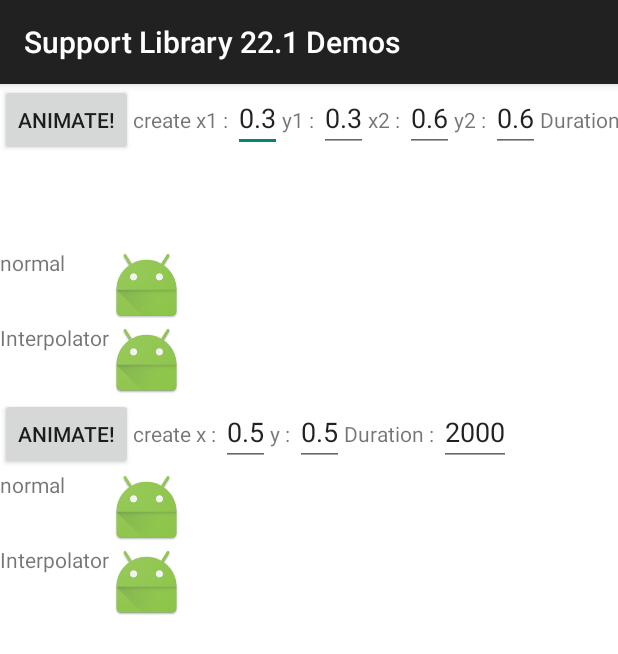
After one commit to SunChulBaek-2/demos_SupportLibrary, an Android app: the fragment SupportV4PathInterpolatorCompatFragment shown on its own in the app's theme, on a phone screen of 412 x 824 dp. The commit adds this screen. Shown: the top 654 px of the screen. Run offline under Robolectric (Android 15) with nearby library versions, the phone set to English and light mode, and no system bars.

Commit message:
support v4 PathInterpolatorCompat

```diff
--- a/app/src/main/java/kr/pe/ssun/supportlibrary221demos/DemoCategories.java
+++ b/app/src/main/java/kr/pe/ssun/supportlibrary221demos/DemoCategories.java
@@ -8,7 +8,7 @@ public enum DemoCategories {
 	SupportV4DrawableCompat("Support V4 : DrawableCompat"),
 	SupportV4Palette("Support V4 : Palette (not implemented yet)"),
 	SupportV4PrebuiltInterpolators("Support V4 : Prebuilt Interpolators"),
-	SupportV4PathInterpolatorCompat("Support V4 : PathInterpolatorCompat (not implemented yet)"),
+	SupportV4PathInterpolatorCompat("Support V4 : PathInterpolatorCompat"),
 	SupportV4Space("Support V4 : Space (not implemented yet)"),
 	// AppCompat
 	AppCompatActivity("AppCompat : AppCompatActivity (not implemented yet)"),
--- a/app/src/main/java/kr/pe/ssun/supportlibrary221demos/MainActivity.java
+++ b/app/src/main/java/kr/pe/ssun/supportlibrary221demos/MainActivity.java
@@ -15,6 +15,7 @@ import com.balysv.materialmenu.MaterialMenuDrawable;
 import java.util.ArrayList;
 
 import kr.pe.ssun.supportlibrary221demos.supportv4.SupportV4DrawableCompatFragment;
+import kr.pe.ssun.supportlibrary221demos.supportv4.SupportV4PathInterpolatorCompatFragment;
 import kr.pe.ssun.supportlibrary221demos.supportv4.SupportV4PrebuiltInterpolatorsFragment;
 
 import static com.balysv.materialmenu.MaterialMenuDrawable.DEFAULT_PRESSED_DURATION;
@@ -102,6 +103,9 @@ public class MainActivity extends FragmentActivity
 		} else if (position == DemoCategories.SupportV4PrebuiltInterpolators.ordinal()) {
                   fragment = new SupportV4PrebuiltInterpolatorsFragment();
                   tag = SupportV4PrebuiltInterpolatorsFragment.TAG;
+                } else if (position == DemoCategories.SupportV4PathInterpolatorCompat.ordinal()) {
+                  fragment = new SupportV4PathInterpolatorCompatFragment();
+                  tag = SupportV4PathInterpolatorCompatFragment.TAG;
                 }
 
 		if(fragment != null) {
--- /dev/null
+++ b/app/src/main/java/kr/pe/ssun/supportlibrary221demos/supportv4/SupportV4PathInterpolatorCompatFragment.java
@@ -0,0 +1,91 @@
+package kr.pe.ssun.supportlibrary221demos.supportv4;
+
+import android.os.Bundle;
+import android.support.v4.app.Fragment;
+import android.support.v4.view.animation.PathInterpolatorCompat;
+import android.view.LayoutInflater;
+import android.view.View;
+import android.view.ViewGroup;
+import android.view.animation.Animation;
+import android.view.animation.AnimationUtils;
+import android.view.animation.Interpolator;
+import android.widget.Button;
+import android.widget.EditText;
+import android.widget.ImageView;
+
+import kr.pe.ssun.supportlibrary221demos.R;
+
+/**
+ * Created by x1210x on 15. 4. 26..
+ */
+public class SupportV4PathInterpolatorCompatFragment extends Fragment {
+  public static final String TAG = SupportV4PathInterpolatorCompatFragment.class.toString();
+
+  @Override
+  public View onCreateView(LayoutInflater inflater, ViewGroup container,
+                           final Bundle savedInstanceState) {
+    View rootView = inflater.inflate(R.layout.fragment_support_v4_path_interpolator, container, false);
+
+    // create from path
+
+    // create from x1, y1, x2, y2
+    Button btnCreate1 = (Button)rootView.findViewById(R.id.btnCreate1);
+    final EditText etDuration1 = (EditText)rootView.findViewById(R.id.etDuration1);
+    final EditText etX1 = (EditText)rootView.findViewById(R.id.etX1);
+    final EditText etY1 = (EditText)rootView.findViewById(R.id.etY1);
+    final EditText etX2 = (EditText)rootView.findViewById(R.id.etX2);
+    final EditText etY2 = (EditText)rootView.findViewById(R.id.etY2);
+    final ImageView ivNormal1 = (ImageView)rootView.findViewById(R.id.ivNormal1);
+    final ImageView ivCreate1 = (ImageView)rootView.findViewById(R.id.ivCreate1);
+
+    // create from x, y
+    Button btnCreate2 = (Button)rootView.findViewById(R.id.btnCreate2);
+    final EditText etDuration2 = (EditText)rootView.findViewById(R.id.etDuration2);
+    final EditText etX = (EditText)rootView.findViewById(R.id.etX);
+    final EditText etY = (EditText)rootView.findViewById(R.id.etY);
+    final ImageView ivNormal2 = (ImageView)rootView.findViewById(R.id.ivNormal2);
+    final ImageView ivCreate2 = (ImageView)rootView.findViewById(R.id.ivCreate2);
+
+    btnCreate1.setOnClickListener(new View.OnClickListener() {
+      @Override
+      public void onClick(View v) {
+        Animation normal = AnimationUtils.loadAnimation(getActivity(), R.anim.support_v4_interpolators);
+        normal.setDuration(Long.valueOf(etDuration1.getText().toString()));
+
+        Animation animation = AnimationUtils.loadAnimation(getActivity(), R.anim.support_v4_interpolators);
+        animation.setDuration(Long.valueOf(etDuration1.getText().toString()));
+        Interpolator interpolator = PathInterpolatorCompat.create(
+            Float.valueOf(etX1.getText().toString()),
+            Float.valueOf(etY1.getText().toString()),
+            Float.valueOf(etX2.getText().toString()),
+            Float.valueOf(etY2.getText().toString())
+        );
+        animation.setInterpolator(interpolator);
+
+        ivNormal1.startAnimation(normal);
+        ivCreate1.startAnimation(animation);
+      }
+    });
+
+    btnCreate2.setOnClickListener(new View.OnClickListener() {
+      @Override
+      public void onClick(View v) {
+        Animation normal = AnimationUtils.loadAnimation(getActivity(), R.anim.support_v4_interpolators);
+        normal.setDuration(Long.valueOf(etDuration2.getText().toString()));
+
+        Animation animation = AnimationUtils.loadAnimation(getActivity(), R.anim.support_v4_interpolators);
+        animation.setDuration(Long.valueOf(etDuration2.getText().toString()));
+        Interpolator interpolator = PathInterpolatorCompat.create(
+            Float.valueOf(etX.getText().toString()),
+            Float.valueOf(etY.getText().toString())
+        );
+        animation.setInterpolator(interpolator);
+
+        ivNormal2.startAnimation(normal);
+        ivCreate2.startAnimation(animation);
+      }
+    });
+
+    return rootView;
+  }
+}
--- /dev/null
+++ b/app/src/main/res/layout/fragment_support_v4_path_interpolator.xml
@@ -0,0 +1,205 @@
+<?xml version="1.0" encoding="utf-8"?>
+<LinearLayout xmlns:android="http://schemas.android.com/apk/res/android"
+              android:orientation="vertical"
+              android:layout_width="match_parent"
+              android:layout_height="match_parent"
+              android:background="#ffffff">
+    <LinearLayout
+            android:layout_width="match_parent"
+            android:layout_height="wrap_content"
+            android:orientation="vertical">
+        <LinearLayout
+                android:layout_width="match_parent"
+                android:layout_height="wrap_content"
+                android:orientation="horizontal">
+
+        </LinearLayout>
+    </LinearLayout>
+
+    <LinearLayout
+            android:layout_width="match_parent"
+            android:layout_height="wrap_content"
+            android:orientation="vertical">
+        <LinearLayout
+                android:layout_width="match_parent"
+                android:layout_height="wrap_content"
+                android:orientation="horizontal">
+            <Button
+                    android:id="@+id/btnCreate1"
+                    android:layout_width="wrap_content"
+                    android:layout_height="wrap_content"
+                    android:text="Animate!"/>
+
+            <TextView
+                    android:layout_width="wrap_content"
+                    android:layout_height="wrap_content"
+                    android:text="create x1 : "/>
+            <EditText
+                    android:id="@+id/etX1"
+                    android:layout_width="wrap_content"
+                    android:layout_height="wrap_content"
+                    android:inputType="numberDecimal"
+                    android:text="0.3"/>
+            <TextView
+                    android:layout_width="wrap_content"
+                    android:layout_height="wrap_content"
+                    android:text="y1 : "/>
+            <EditText
+                    android:id="@+id/etY1"
+                    android:layout_width="wrap_content"
+                    android:layout_height="wrap_content"
+                    android:inputType="numberDecimal"
+                    android:text="0.3"/>
+            <TextView
+                    android:layout_width="wrap_content"
+                    android:layout_height="wrap_content"
+                    android:text="x2 : "/>
+            <EditText
+                    android:id="@+id/etX2"
+                    android:layout_width="wrap_content"
+                    android:layout_height="wrap_content"
+                    android:inputType="numberDecimal"
+                    android:text="0.6"/>
+            <TextView
+                    android:layout_width="wrap_content"
+                    android:layout_height="wrap_content"
+                    android:text="y2 : "/>
+            <EditText
+                    android:id="@+id/etY2"
+                    android:layout_width="wrap_content"
+                    android:layout_height="wrap_content"
+                    android:inputType="numberDecimal"
+                    android:text="0.6"/>
+
+            <TextView
+                    android:layout_width="wrap_content"
+                    android:layout_height="wrap_content"
+                    android:inputType="number"
+                    android:text="Duration : "/>
+            <EditText
+                    android:id="@+id/etDuration1"
+                    android:layout_width="wrap_content"
+                    android:layout_height="wrap_content"
+                    android:text="2000"/>
+        </LinearLayout>
+        <LinearLayout
+                android:layout_width="match_parent"
+                android:layout_height="wrap_content"
+                android:orientation="horizontal">
+            <LinearLayout
+                    android:layout_width="wrap_content"
+                    android:layout_height="wrap_content"
+                    android:orientation="vertical">
+                <TextView
+                        android:layout_width="wrap_content"
+                        android:layout_height="50dp"
+                        android:text="normal" />
+                <TextView
+                        android:layout_width="wrap_content"
+                        android:layout_height="50dp"
+                        android:text="Interpolator" />
+            </LinearLayout>
+            <LinearLayout
+                    android:layout_width="0dp"
+                    android:layout_weight="1"
+                    android:layout_height="wrap_content"
+                    android:orientation="vertical">
+                <ImageView
+                        android:id="@+id/ivNormal1"
+                        android:layout_width="50dp"
+                        android:layout_height="50dp"
+                        android:scaleType="fitXY"
+                        android:src="@drawable/ic_launcher" />
+                <ImageView
+                        android:id="@+id/ivCreate1"
+                        android:layout_width="50dp"
+                        android:layout_height="50dp"
+                        android:scaleType="fitXY"
+                        android:src="@drawable/ic_launcher" />
+            </LinearLayout>
+        </LinearLayout>
+    </LinearLayout>
+
+    <LinearLayout
+            android:layout_width="match_parent"
+            android:layout_height="wrap_content"
+            android:orientation="vertical">
+        <LinearLayout
+                android:layout_width="match_parent"
+                android:layout_height="wrap_content"
+                android:orientation="horizontal">
+            <Button
+                    android:id="@+id/btnCreate2"
+                    android:layout_width="wrap_content"
+                    android:layout_height="wrap_content"
+                    android:text="Animate!"/>
+
+            <TextView
+                    android:layout_width="wrap_content"
+                    android:layout_height="wrap_content"
+                    android:text="create x : "/>
+            <EditText
+                    android:id="@+id/etX"
+                    android:layout_width="wrap_content"
+                    android:layout_height="wrap_content"
+                    android:inputType="numberDecimal"
+                    android:text="0.5"/>
+            <TextView
+                    android:layout_width="wrap_content"
+                    android:layout_height="wrap_content"
+                    android:text="y : "/>
+            <EditText
+                    android:id="@+id/etY"
+                    android:layout_width="wrap_content"
+                    android:layout_height="wrap_content"
+                    android:inputType="numberDecimal"
+                    android:text="0.5"/>
+            <TextView
+                    android:layout_width="wrap_content"
+                    android:layout_height="wrap_content"
+                    android:text="Duration : "/>
+            <EditText
+                    android:id="@+id/etDuration2"
+                    android:layout_width="wrap_content"
+                    android:layout_height="wrap_content"
+                    android:inputType="number"
+                    android:text="2000"/>
+        </LinearLayout>
+        <LinearLayout
+                android:layout_width="match_parent"
+                android:layout_height="wrap_content"
+                android:orientation="horizontal">
+            <LinearLayout
+                    android:layout_width="wrap_content"
+                    android:layout_height="wrap_content"
+                    android:orientation="vertical">
+                <TextView
+                        android:layout_width="wrap_content"
+                        android:layout_height="50dp"
+                        android:text="normal" />
+                <TextView
+                        android:layout_width="wrap_content"
+                        android:layout_height="50dp"
+                        android:text="Interpolator" />
+            </LinearLayout>
+            <LinearLayout
+                    android:layout_width="0dp"
+                    android:layout_weight="1"
+                    android:layout_height="wrap_content"
+                    android:orientation="vertical">
+                <ImageView
+                        android:id="@+id/ivNormal2"
+                        android:layout_width="50dp"
+                        android:layout_height="50dp"
+                        android:scaleType="fitXY"
+                        android:src="@drawable/ic_launcher" />
+                <ImageView
+                        android:id="@+id/ivCreate2"
+                        android:layout_width="50dp"
+                        android:layout_height="50dp"
+                        android:scaleType="fitXY"
+                        android:src="@drawable/ic_launcher" />
+            </LinearLayout>
+        </LinearLayout>
+    </LinearLayout>
+</LinearLayout>
```
